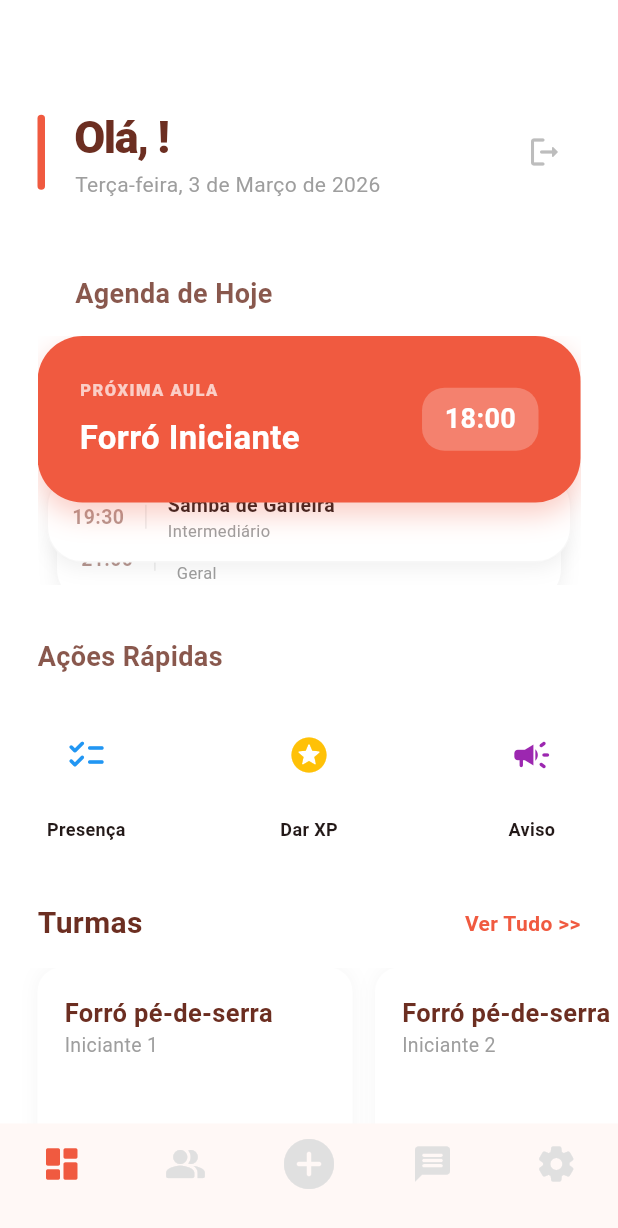
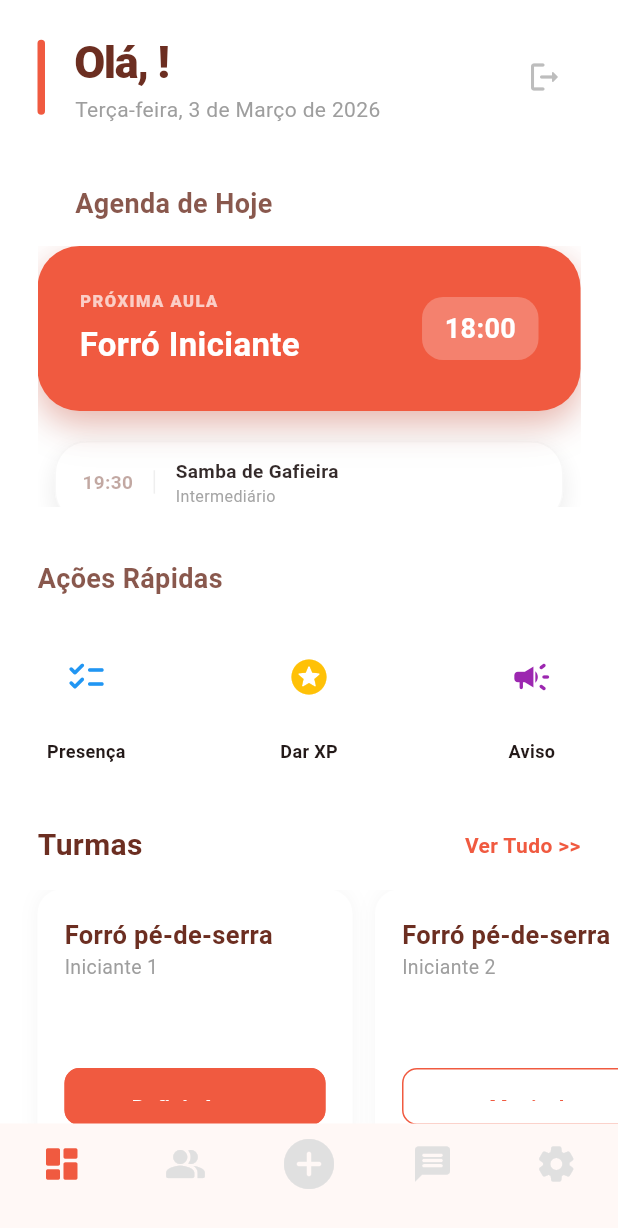
Before and after one commit to guilhermecarv32/DancaMais, a Flutter app: the TeacherDashboard screen opened directly, on a phone screen of 412 x 824 dp. Shown: the top 1228 px of the screen. Run offline on Flutter 3.47's test engine with Material 3 defaults, Android fonts, the phone set to English and light mode, and no system bars; our stand-ins replace cloud_firestore, firebase_auth, firebase_core, flutter_bloc; missing offline and left inert: firebase_app_check; accounts and stored records are empty.

Commit message:
quarto design da tela de professor

```diff
--- /dev/null
+++ b/devtools_options.yaml
@@ -0,0 +1,3 @@
+description: This file stores settings for Dart & Flutter DevTools.
+documentation: https://docs.flutter.dev/tools/devtools/extensions#configure-extension-enablement-states
+extensions:
--- a/lib/ui/screens/teacher_dashboard.dart
+++ b/lib/ui/screens/teacher_dashboard.dart
@@ -3,6 +3,262 @@ import 'package:firebase_auth/firebase_auth.dart';
 import 'package:flutter/material.dart';
 import '../../core/theme/app_theme.dart';
 
+class AulaItem {
+  final String label;
+  final String title;
+  final String time;
+  final String? level;
+  final bool isHero;
+
+  const AulaItem({
+    required this.title,
+    required this.time,
+    this.label = '',
+    this.level,
+    this.isHero = false,
+  });
+}
+
+// =============================================================
+// PILHA COM SCROLL LIVRE
+// =============================================================
+class AgendaStackedScroll extends StatefulWidget {
+  final Color primary;
+  final Color dark;
+
+  const AgendaStackedScroll({super.key, required this.primary, required this.dark});
+
+  @override
+  State<AgendaStackedScroll> createState() => _AgendaStackedScrollState();
+}
+
+class _AgendaStackedScrollState extends State<AgendaStackedScroll> {
+  final ScrollController _scrollController = ScrollController();
+
+  final List<AulaItem> _aulas = const [
+    AulaItem(label: "PRÓXIMA AULA", title: "Forró Iniciante", time: "18:00", isHero: true),
+    AulaItem(title: "Samba de Gafieira", time: "19:30", level: "Intermediário"),
+    AulaItem(title: "Zouk", time: "21:00", level: "Geral"),
+  ];
+
+  static const double _heroHeight = 110.0;
+  static const double _subHeight = 56.0;
+  static const double _peekOffset = 20.0;
+
+  @override
+  void initState() {
+    super.initState();
+    _scrollController.addListener(() => setState(() {}));
+  }
+
+  @override
+  void dispose() {
+    _scrollController.dispose();
+    super.dispose();
+  }
+
+  double _getCardTop(int index) {
+    double top = 0;
+    for (int i = 0; i < index; i++) {
+      top += _aulas[i].isHero ? _heroHeight : _subHeight;
+      top += _peekOffset;
+    }
+    return top;
+  }
+
+  @override
+  Widget build(BuildContext context) {
+    final double scrollOffset =
+        _scrollController.hasClients ? _scrollController.offset : 0;
+
+    final double totalStackHeight = _getCardTop(_aulas.length - 1) +
+        (_aulas.last.isHero ? _heroHeight : _subHeight);
+
+    final double visibleHeight = _heroHeight + (_peekOffset * 2) + 24;
+
+    return SizedBox(
+      height: visibleHeight,
+      child: NotificationListener<ScrollNotification>(
+        onNotification: (_) => true,
+        child: SingleChildScrollView(
+          controller: _scrollController,
+          physics: const BouncingScrollPhysics(),
+          child: SizedBox(
+            height: totalStackHeight,
+            child: Stack(
+              clipBehavior: Clip.none,
+              children: [
+                for (int i = _aulas.length - 1; i >= 0; i--)
+                  _buildStackedCard(i, scrollOffset),
+              ],
+            ),
+          ),
+        ),
+      ),
+    );
+  }
+
+  Widget _buildStackedCard(int index, double scrollOffset) {
+    final aula = _aulas[index];
+    final double naturalTop = _getCardTop(index);
+
+    final double top = (naturalTop - scrollOffset).clamp(0.0, naturalTop);
+
+    final double cardsAbove =
+        (scrollOffset / (_subHeight + _peekOffset)).clamp(0.0, index.toDouble());
+    final double stackDepth =
+        (index - cardsAbove).clamp(0.0, _aulas.length.toDouble());
+    final double lateralInset = stackDepth * 7.0;
+    final double scale = 1.0 - (stackDepth * 0.025).clamp(0.0, 0.07);
+    final double opacity = (1.0 - stackDepth * 0.08).clamp(0.75, 1.0);
+
+    return Positioned(
+      top: top,
+      left: lateralInset,
+      right: lateralInset,
+      child: Transform.scale(
+        scale: scale,
+        alignment: Alignment.topCenter,
+        child: Opacity(
+          opacity: opacity,
+          child: aula.isHero
+              ? _buildHeroCard(aula)
+              : _buildSubCard(aula, stackDepth),
+        ),
+      ),
+    );
+  }
+
+  Widget _buildHeroCard(AulaItem aula) {
+    return SizedBox(
+      height: _heroHeight,
+      child: Container(
+        padding: const EdgeInsets.symmetric(horizontal: 28, vertical: 20),
+        decoration: BoxDecoration(
+          color: widget.primary,
+          borderRadius: BorderRadius.circular(28),
+          boxShadow: [
+            BoxShadow(
+                color: widget.primary.withOpacity(0.35),
+                blurRadius: 18,
+                offset: const Offset(0, 8)),
+            BoxShadow(
+                color: Colors.black.withOpacity(0.08),
+                blurRadius: 24,
+                offset: const Offset(0, 12)),
+          ],
+        ),
+        child: Row(
+          mainAxisAlignment: MainAxisAlignment.spaceBetween,
+          crossAxisAlignment: CrossAxisAlignment.center,
+          children: [
+            // Wrap em Flexible para nunca estourar horizontalmente
+            Flexible(
+              child: Column(
+                mainAxisSize: MainAxisSize.min, // <-- corrige o overflow
+                crossAxisAlignment: CrossAxisAlignment.start,
+                children: [
+                  Text(
+                    aula.label,
+                    style: const TextStyle(
+                        color: Colors.white70,
+                        fontSize: 11,
+                        fontWeight: FontWeight.w800,
+                        letterSpacing: 1),
+                  ),
+                  const SizedBox(height: 6),
+                  Text(
+                    aula.title,
+                    style: const TextStyle(
+                        color: Colors.white,
+                        fontSize: 22,
+                        fontWeight: FontWeight.bold),
+                    overflow: TextOverflow.ellipsis,
+                  ),
+                ],
+              ),
+            ),
+            const SizedBox(width: 12),
+            Container(
+              padding:
+                  const EdgeInsets.symmetric(horizontal: 15, vertical: 8),
+              decoration: BoxDecoration(
+                  color: Colors.white24,
+                  borderRadius: BorderRadius.circular(14)),
+              child: Text(
+                aula.time,
+                style: const TextStyle(
+                    color: Colors.white,
+                    fontSize: 18,
+                    fontWeight: FontWeight.bold),
+              ),
+            ),
+          ],
+        ),
+      ),
+    );
+  }
+
+  Widget _buildSubCard(AulaItem aula, double depth) {
+    final double shadowBlur = 8 + depth * 6;
+    final double shadowOpacity = 0.05 + depth * 0.04;
+
+    return SizedBox(
+      height: _subHeight,
+      child: Container(
+        padding: const EdgeInsets.symmetric(horizontal: 18, vertical: 10),
+        decoration: BoxDecoration(
+          color: Colors.white,
+          borderRadius: BorderRadius.circular(22),
+          boxShadow: [
+            BoxShadow(
+              color: Colors.black.withOpacity(shadowOpacity),
+              blurRadius: shadowBlur,
+              offset: Offset(0, 4 + depth * 2),
+            ),
+          ],
+          border: Border.all(color: Colors.grey.withOpacity(0.07)),
+        ),
+        child: Row(
+          crossAxisAlignment: CrossAxisAlignment.center,
+          children: [
+            Text(
+              aula.time,
+              style: TextStyle(
+                  fontWeight: FontWeight.bold,
+                  fontSize: 13,
+                  color: widget.dark.withOpacity(0.45)),
+            ),
+            const SizedBox(width: 14),
+            Container(
+                width: 1, height: 16, color: Colors.grey.withOpacity(0.18)),
+            const SizedBox(width: 14),
+            Expanded(
+              child: Column(
+                mainAxisSize: MainAxisSize.min,
+                crossAxisAlignment: CrossAxisAlignment.start,
+                children: [
+                  Text(aula.title,
+                      style: const TextStyle(
+                          fontWeight: FontWeight.bold, fontSize: 13),
+                      overflow: TextOverflow.ellipsis),
+                  if (aula.level != null)
+                    Text(aula.level!,
+                        style: const TextStyle(
+                            color: Colors.grey, fontSize: 11)),
+                ],
+              ),
+            ),
+          ],
+        ),
+      ),
+    );
+  }
+}
+
+// =============================================================
+// DASHBOARD PRINCIPAL
+// =============================================================
 class TeacherDashboard extends StatelessWidget {
   const TeacherDashboard({super.key});
 
@@ -15,9 +271,13 @@ class TeacherDashboard extends StatelessWidget {
     return Scaffold(
       backgroundColor: AppTheme.background,
       body: StreamBuilder<DocumentSnapshot>(
-        stream: FirebaseFirestore.instance.collection('usuarios').doc(user?.uid).snapshots(),
+        stream: FirebaseFirestore.instance
+            .collection('usuarios')
+            .doc(user?.uid)
+            .snapshots(),
         builder: (context, snapshot) {
-          if (!snapshot.hasData) return const Center(child: CircularProgressIndicator());
+          if (!snapshot.hasData)
+            return const Center(child: CircularProgressIndicator());
 
           final userData = snapshot.data!.data() as Map<String, dynamic>;
           final String nomeCompleto = userData['nome'] ?? "Professor";
@@ -48,30 +308,47 @@ class TeacherDashboard extends StatelessWidget {
     );
   }
 
-  Widget _buildSidebarHeader(String name, Color primary, Color dark, BuildContext context) {
-    return Container(
+  Widget _buildSidebarHeader(
+      String name, Color primary, Color dark, BuildContext context) {
+    return SafeArea(
+      bottom: false,
+      child: Container(
         width: double.infinity,
-      padding: const EdgeInsets.fromLTRB(25, 70, 25, 30),
+        padding: const EdgeInsets.fromLTRB(25, 20, 25, 20),
         child: Row(
           children: [
-          Container(width: 5, height: 50, decoration: BoxDecoration(color: primary, borderRadius: BorderRadius.circular(10))),
+            Container(
+                width: 5,
+                height: 50,
+                decoration: BoxDecoration(
+                    color: primary,
+                    borderRadius: BorderRadius.circular(10))),
             const SizedBox(width: 20),
             Expanded(
               child: Column(
+                mainAxisSize: MainAxisSize.min, // <-- corrige o overflow
                 crossAxisAlignment: CrossAxisAlignment.start,
                 children: [
-                Text("Olá, $name!", style: TextStyle(color: dark, fontSize: 30, fontWeight: FontWeight.w900, letterSpacing: -1)),
-                const Text("Terça-feira, 3 de Março de 2026", style: TextStyle(color: Colors.grey, fontSize: 14)),
+                  Text("Olá, $name!",
+                      style: TextStyle(
+                          color: dark,
+                          fontSize: 30,
+                          fontWeight: FontWeight.w900,
+                          letterSpacing: -1)),
+                  const Text("Terça-feira, 3 de Março de 2026",
+                      style: TextStyle(color: Colors.grey, fontSize: 14)),
                 ],
               ),
             ),
-          IconButton(onPressed: () => FirebaseAuth.instance.signOut(), icon: Icon(Icons.logout_rounded, color: Colors.grey[400])),
+            IconButton(
+                onPressed: () => FirebaseAuth.instance.signOut(),
+                icon: Icon(Icons.logout_rounded, color: Colors.grey[400])),
           ],
+        ),
       ),
     );
   }
 
-  // --- AGENDA COM EFEITO EMPILHADO ---
   Widget _buildAgendaSection(Color primary, Color dark) {
     return Padding(
       padding: const EdgeInsets.symmetric(horizontal: 25),
@@ -80,111 +357,7 @@ class TeacherDashboard extends StatelessWidget {
         children: [
           _buildSectionHeader("Agenda de Hoje", dark),
           const SizedBox(height: 15),
-          _buildStackedCards(primary, dark),
-        ],
-      ),
-    );
-  }
-
-  Widget _buildStackedCards(Color primary, Color dark) {
-    const double heroHeight = 110.0;
-    const double peekAmount = 28.0;
-
-    final subcards = [
-      {"title": "Samba de Gafieira", "level": "Intermediário", "time": "19:30"},
-      {"title": "Zouk", "level": "Geral", "time": "21:00"},
-    ];
-
-    final double totalHeight = heroHeight + (subcards.length * peekAmount);
-
-    return SizedBox(
-      height: totalHeight,
-      child: Stack(
-        alignment: Alignment.topCenter,
-        children: [
-          // Subcards embaixo (renderizados primeiro = atrás)
-          for (int i = subcards.length - 1; i >= 0; i--)
-            Positioned(
-              top: heroHeight - 20 + ((i + 1) * peekAmount) - peekAmount,
-              left: (i + 1) * 6.0,
-              right: (i + 1) * 6.0,
-              child: _buildSubClassCardStacked(
-                subcards[i]["title"]!,
-                subcards[i]["level"]!,
-                subcards[i]["time"]!,
-                dark,
-              ),
-            ),
-
-          // Hero card por cima
-          Positioned(
-            top: 0,
-            left: 0,
-            right: 0,
-            child: _buildHeroCard("PRÓXIMA AULA", "Forró Iniciante", "18:00", primary),
-          ),
-        ],
-      ),
-    );
-  }
-
-  Widget _buildHeroCard(String label, String title, String time, Color color) {
-    return Container(
-      padding: const EdgeInsets.all(28),
-      decoration: BoxDecoration(
-        color: color,
-        borderRadius: BorderRadius.circular(30),
-        boxShadow: [BoxShadow(color: color.withOpacity(0.3), blurRadius: 15, offset: const Offset(0, 8))],
-      ),
-      child: Row(
-        mainAxisAlignment: MainAxisAlignment.spaceBetween,
-        children: [
-          Column(
-            crossAxisAlignment: CrossAxisAlignment.start,
-            children: [
-              Text(label, style: const TextStyle(color: Colors.white70, fontSize: 11, fontWeight: FontWeight.w800, letterSpacing: 1)),
-              const SizedBox(height: 8),
-              Text(title, style: const TextStyle(color: Colors.white, fontSize: 22, fontWeight: FontWeight.bold)),
-            ],
-          ),
-          Container(
-            padding: const EdgeInsets.symmetric(horizontal: 15, vertical: 8),
-            decoration: BoxDecoration(color: Colors.white24, borderRadius: BorderRadius.circular(15)),
-            child: Text(time, style: const TextStyle(color: Colors.white, fontSize: 18, fontWeight: FontWeight.bold)),
-          ),
-        ],
-      ),
-    );
-  }
-
-  Widget _buildSubClassCardStacked(String title, String level, String time, Color dark) {
-    return Container(
-      padding: const EdgeInsets.symmetric(horizontal: 16, vertical: 12),
-      decoration: BoxDecoration(
-        color: Colors.white,
-        borderRadius: BorderRadius.circular(24),
-        boxShadow: [
-          BoxShadow(
-            color: Colors.black.withOpacity(0.06),
-            blurRadius: 10,
-            offset: const Offset(0, 4),
-          ),
-        ],
-        border: Border.all(color: Colors.grey.withOpacity(0.08)),
-      ),
-      child: Row(
-        children: [
-          Text(time, style: TextStyle(fontWeight: FontWeight.bold, fontSize: 13, color: dark.withOpacity(0.5))),
-          const SizedBox(width: 14),
-          Container(width: 1, height: 16, color: Colors.grey.withOpacity(0.2)),
-          const SizedBox(width: 14),
-          Column(
-            crossAxisAlignment: CrossAxisAlignment.start,
-            children: [
-              Text(title, style: const TextStyle(fontWeight: FontWeight.bold, fontSize: 13)),
-              Text(level, style: const TextStyle(color: Colors.grey, fontSize: 11)),
-            ],
-          ),
+          AgendaStackedScroll(primary: primary, dark: dark),
         ],
       ),
     );
@@ -198,9 +371,17 @@ class TeacherDashboard extends StatelessWidget {
           padding: const EdgeInsets.symmetric(horizontal: 25),
           child: Row(
             children: [
-              Text("Turmas", style: TextStyle(fontSize: 20, fontWeight: FontWeight.bold, color: dark)),
+              Text("Turmas",
+                  style: TextStyle(
+                      fontSize: 20,
+                      fontWeight: FontWeight.bold,
+                      color: dark)),
               const Spacer(),
-              Text("Ver Tudo >>", style: TextStyle(color: primary, fontWeight: FontWeight.bold, fontSize: 14)),
+              Text("Ver Tudo >>",
+                  style: TextStyle(
+                      color: primary,
+                      fontWeight: FontWeight.bold,
+                      fontSize: 14)),
             ],
           ),
         ),
@@ -211,8 +392,10 @@ class TeacherDashboard extends StatelessWidget {
             scrollDirection: Axis.horizontal,
             padding: const EdgeInsets.only(left: 25, right: 10),
             children: [
-              _buildTurmaCard("Forró pé-de-serra", "Iniciante 1", "Definir Agora", true, primary, dark),
-              _buildTurmaCard("Forró pé-de-serra", "Iniciante 2", "Manivela", false, primary, dark),
+              _buildTurmaCard("Forró pé-de-serra", "Iniciante 1",
+                  "Definir Agora", true, primary, dark),
+              _buildTurmaCard("Forró pé-de-serra", "Iniciante 2",
+                  "Manivela", false, primary, dark),
             ],
           ),
         ),
@@ -220,7 +403,8 @@ class TeacherDashboard extends StatelessWidget {
     );
   }
 
-  Widget _buildTurmaCard(String t, String s, String b, bool p, Color pr, Color d) {
+  Widget _buildTurmaCard(
+      String t, String s, String b, bool p, Color pr, Color d) {
     return Container(
       width: 210,
       margin: const EdgeInsets.only(right: 15),
@@ -228,13 +412,18 @@ class TeacherDashboard extends StatelessWidget {
       decoration: BoxDecoration(
         color: Colors.white,
         borderRadius: BorderRadius.circular(16),
-        boxShadow: [BoxShadow(color: Colors.black.withOpacity(0.04), blurRadius: 10)],
+        boxShadow: [
+          BoxShadow(color: Colors.black.withOpacity(0.04), blurRadius: 10)
+        ],
       ),
       child: Column(
         crossAxisAlignment: CrossAxisAlignment.start,
         children: [
-          Text(t, style: TextStyle(fontWeight: FontWeight.bold, fontSize: 17, color: d)),
-          Text(s, style: const TextStyle(color: Colors.grey, fontSize: 13)),
+          Text(t,
+              style: TextStyle(
+                  fontWeight: FontWeight.bold, fontSize: 17, color: d)),
+          Text(s,
+              style: const TextStyle(color: Colors.grey, fontSize: 13)),
           const Spacer(),
           SizedBox(
             width: double.infinity,
@@ -245,9 +434,12 @@ class TeacherDashboard extends StatelessWidget {
                 backgroundColor: p ? pr : Colors.white,
                 foregroundColor: p ? Colors.white : pr,
                 elevation: 0,
-                shape: RoundedRectangleBorder(borderRadius: BorderRadius.circular(10), side: BorderSide(color: pr)),
+                shape: RoundedRectangleBorder(
+                    borderRadius: BorderRadius.circular(10),
+                    side: BorderSide(color: pr)),
               ),
-              child: Text(b, style: const TextStyle(fontWeight: FontWeight.bold)),
+              child: Text(b,
+                  style: const TextStyle(fontWeight: FontWeight.bold)),
             ),
           ),
         ],
@@ -257,7 +449,11 @@ class TeacherDashboard extends StatelessWidget {
 
   Widget _buildSectionHeader(String title, Color dark) => Padding(
         padding: const EdgeInsets.symmetric(horizontal: 25),
-    child: Text(title, style: TextStyle(fontSize: 18, fontWeight: FontWeight.bold, color: dark.withOpacity(0.8))),
+        child: Text(title,
+            style: TextStyle(
+                fontSize: 18,
+                fontWeight: FontWeight.bold,
+                color: dark.withOpacity(0.8))),
       );
 
   Widget _buildQuickActionsRow() => Padding(
@@ -273,10 +469,18 @@ class TeacherDashboard extends StatelessWidget {
       );
 
   Widget _buildActionItem(IconData i, String l, Color c) => Column(
+        mainAxisSize: MainAxisSize.min,
         children: [
-      Container(width: 65, height: 65, decoration: BoxDecoration(color: Colors.white, borderRadius: BorderRadius.circular(20)), child: Icon(i, color: c, size: 28)),
+          Container(
+              width: 65,
+              height: 65,
+              decoration: BoxDecoration(
+                  color: Colors.white,
+                  borderRadius: BorderRadius.circular(20)),
+              child: Icon(i, color: c, size: 28)),
           const SizedBox(height: 8),
-      Text(l, style: const TextStyle(fontSize: 12, fontWeight: FontWeight.bold)),
+          Text(l,
+              style: const TextStyle(fontSize: 12, fontWeight: FontWeight.bold)),
         ],
       );
 
@@ -287,11 +491,16 @@ class TeacherDashboard extends StatelessWidget {
         showSelectedLabels: false,
         elevation: 0,
         items: const [
-      BottomNavigationBarItem(icon: Icon(Icons.dashboard_rounded, size: 28), label: ""),
-      BottomNavigationBarItem(icon: Icon(Icons.people_alt_rounded, size: 28), label: ""),
-      BottomNavigationBarItem(icon: Icon(Icons.add_circle_rounded, size: 40), label: ""),
-      BottomNavigationBarItem(icon: Icon(Icons.message_rounded, size: 28), label: ""),
-      BottomNavigationBarItem(icon: Icon(Icons.settings_rounded, size: 28), label: ""),
+          BottomNavigationBarItem(
+              icon: Icon(Icons.dashboard_rounded, size: 28), label: ""),
+          BottomNavigationBarItem(
+              icon: Icon(Icons.people_alt_rounded, size: 28), label: ""),
+          BottomNavigationBarItem(
+              icon: Icon(Icons.add_circle_rounded, size: 40), label: ""),
+          BottomNavigationBarItem(
+              icon: Icon(Icons.message_rounded, size: 28), label: ""),
+          BottomNavigationBarItem(
+              icon: Icon(Icons.settings_rounded, size: 28), label: ""),
         ],
       );
 }
```
Lines whose indentation alone changed are shown as unchanged.
